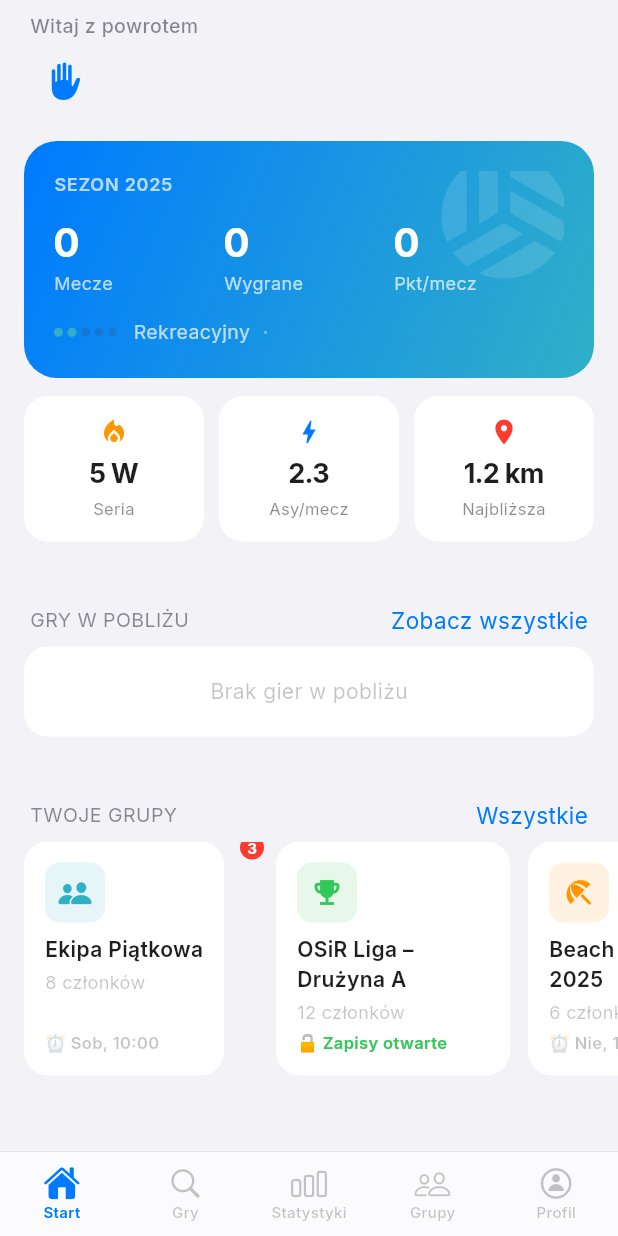
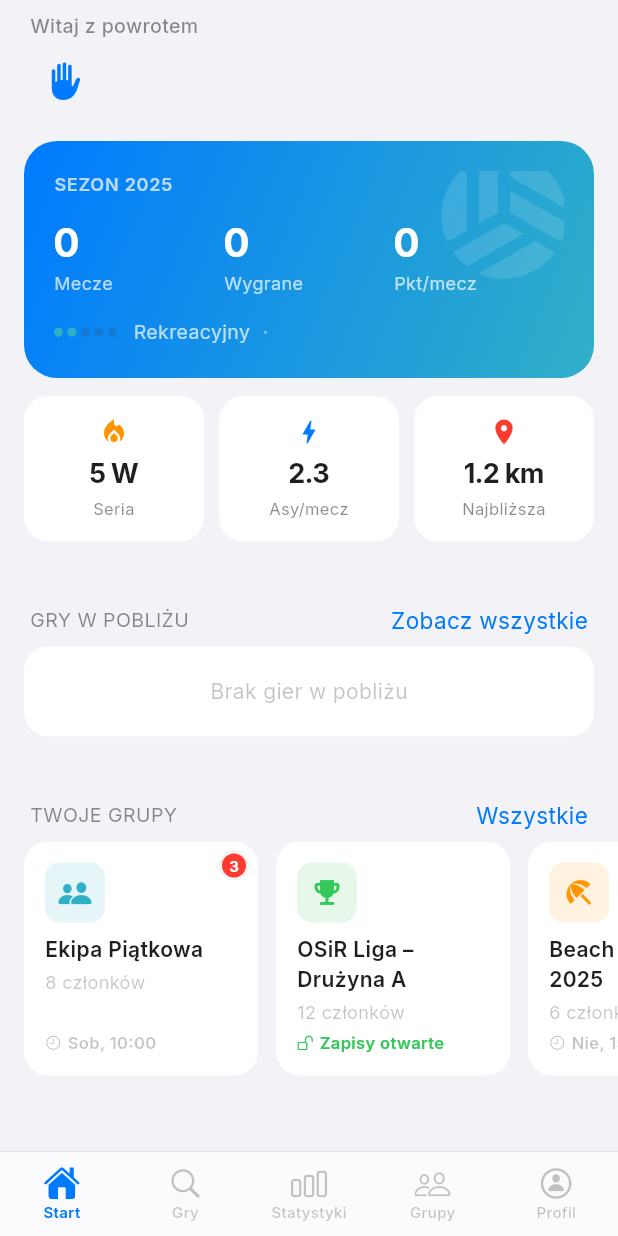
Before and after one commit to Raphiel13/VolleyTrack, a Flutter app: the screen it shows once a user with an empty profile is signed in, on a phone screen of 412 x 824 dp. Run offline on Flutter 3.47's test engine with Material 3 defaults, Android fonts, the light colour scheme and no system bars; our stand-ins replace cloud_firestore, firebase_auth, firebase_core, fl_chart, flutter_riverpod, google_fonts and 1 more; accounts and stored records are empty.

Commit message:
[chore] adjusting visual details

```diff
--- a/lib/screens/home_screen.dart
+++ b/lib/screens/home_screen.dart
@@ -84,21 +84,21 @@ class HomeScreen extends ConsumerWidget {
             const SizedBox(height: 12),
 
             // ── Quick stats ──────────────────────────────────────────────
-            Padding(
-              padding: const EdgeInsets.symmetric(horizontal: 16),
+            const Padding(
+              padding: EdgeInsets.symmetric(horizontal: 16),
               child: Row(
                 children: [
                   _QuickStat(
-                    const Icon(Icons.local_fire_department,
+                    Icon(Icons.local_fire_department,
                         size: 20, color: AppColors.orange),
                     '5 W', 'Seria'),
-                  const SizedBox(width: 10),
+                  SizedBox(width: 10),
                   _QuickStat(
-                    const Icon(Icons.bolt, size: 20, color: AppColors.blue),
+                    Icon(Icons.bolt, size: 20, color: AppColors.blue),
                     '2.3', 'Asy/mecz'),
-                  const SizedBox(width: 10),
+                  SizedBox(width: 10),
                   _QuickStat(
-                    const Icon(Icons.location_on,
+                    Icon(Icons.location_on,
                         size: 20, color: AppColors.red),
                     '1.2 km', 'Najbliższa'),
                 ],
@@ -448,7 +448,6 @@ class _GroupTile extends StatelessWidget {
       child: SizedBox(
         width: 156,
         child: Stack(
-          clipBehavior: Clip.none,
           children: [
             IosCard(
               padding: const EdgeInsets.all(14),
@@ -485,21 +484,38 @@ class _GroupTile extends StatelessWidget {
                     style: AppTheme.inter(fontSize: 12, color: t.label3),
                   ),
                   const Spacer(),
-                  Text(
-                    group.isOpen ? '🔓 Zapisy otwarte' : '⏰ ${group.nextGame}',
-                    style: AppTheme.inter(
-                      fontSize: 11,
-                      fontWeight: FontWeight.w600,
-                      color: group.isOpen ? AppColors.green : t.label3,
-                    ),
+                  Row(
+                    children: [
+                      Icon(
+                        group.isOpen
+                            ? CupertinoIcons.lock_open
+                            : CupertinoIcons.clock,
+                        size: 11,
+                        color: group.isOpen ? AppColors.green : t.label3,
+                      ),
+                      const SizedBox(width: 4),
+                      Flexible(
+                        child: Text(
+                          group.isOpen
+                              ? 'Zapisy otwarte'
+                              : '${group.nextGame}',
+                          overflow: TextOverflow.ellipsis,
+                          style: AppTheme.inter(
+                            fontSize: 11,
+                            fontWeight: FontWeight.w600,
+                            color: group.isOpen ? AppColors.green : t.label3,
+                          ),
+                        ),
+                      ),
+                    ],
                   ),
                 ],
               ),
             ),
             if (group.unreadCount > 0)
               Positioned(
-                top: -6,
-                right: -6,
+                top: 6,
+                right: 6,
                 child: Container(
                   width: 20,
                   height: 20,
```
Also changed, not shown: lib/screens/groups_screen.dart (+23 -9 lines), lib/screens/profile_screen.dart (+25 -10 lines), lib/screens/stats_screen.dart (+7 -7 lines).
